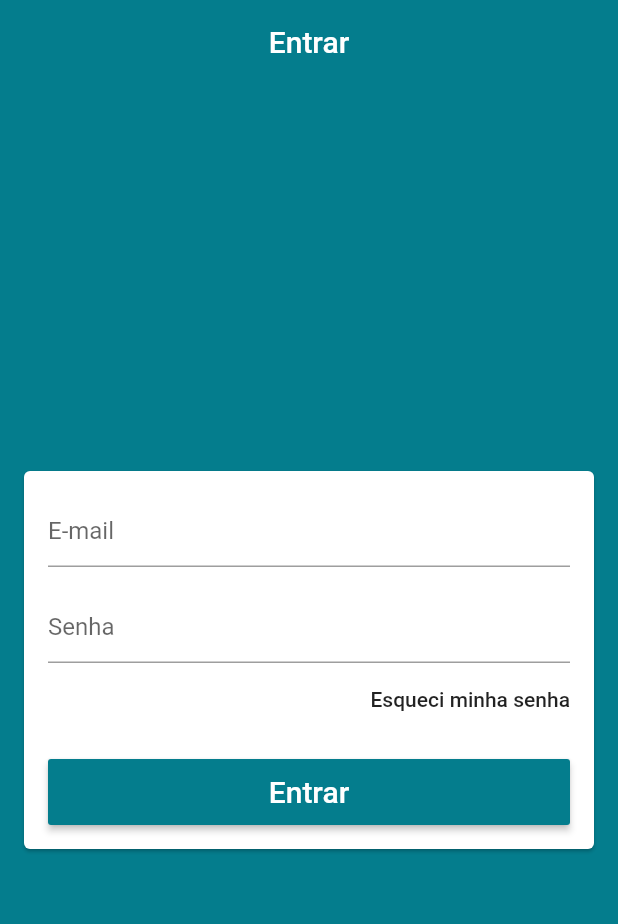
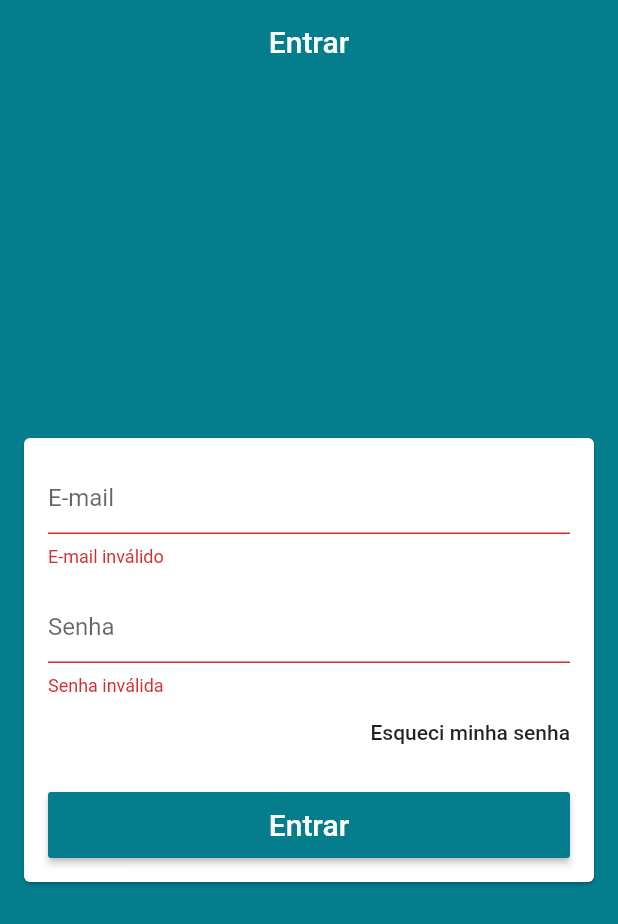
Before and after one commit to Dandy27/flutter-loja-virtual, a Flutter app: the screen it shows after launch, after a tap on "Entrar", on a phone screen of 412 x 824 dp. Shown: the top 924 px of the screen. Run offline on Flutter 3.47's test engine with Material 2 defaults, Android fonts, the phone set to English and light mode, and no system bars; our stand-ins replace cloud_firestore; accounts and stored records are empty.

```diff
--- /dev/null
+++ b/loja_virtual/lib/helpers/validators.dart
@@ -0,0 +1,5 @@
+bool emailValid(String email){
+  final RegExp regex = RegExp(
+      r"^(([^<>()[\]\\.,;:\s@\']+(\.[^<>()[\]\\.,;:\s@\']+)*)|(\'.+\'))@((\[[0-9]{1,3}\.[0-9]{1,3}\.[0-9]{1,3}\.[0-9]{1,3}\])|(([a-zA-Z\-0-9]+\.)+[a-zA-Z]{2,}))$");
+  return regex.hasMatch(email);
+}
--- a/loja_virtual/lib/screens/login/login_screen.dart
+++ b/loja_virtual/lib/screens/login/login_screen.dart
@@ -1,6 +1,13 @@
 import 'package:flutter/material.dart';
+import 'package:loja_virtual/helpers/validators.dart';
 
 class LoginScreen extends StatelessWidget {
+
+  final TextEditingController emailController = TextEditingController();
+  final TextEditingController passController = TextEditingController();
+
+  final GlobalKey<FormState> formKey = GlobalKey<FormState>();
+
   @override
   Widget build(BuildContext context) {
     return Scaffold(
@@ -11,20 +18,26 @@ class LoginScreen extends StatelessWidget {
       body: Center(
         child: Card(
           margin: const EdgeInsets.symmetric(horizontal: 16),
+          child: Form(
+            key: formKey,
             child: ListView(
               padding: const EdgeInsets.all(16),
               shrinkWrap: true,
               children: [
                 TextFormField(
+                  controller: emailController,
                   decoration: const InputDecoration(hintText: 'E-mail'),
                   keyboardType: TextInputType.emailAddress,
                   autocorrect: false,
                   validator: (email) {
+                    if(!emailValid(email))
+                      return 'E-mail inválido';
                     return null;
                   },
                 ),
                 const SizedBox(height: 16),
                 TextFormField(
+                  controller: passController,
                   decoration: const InputDecoration(hintText: 'Senha'),
                   autocorrect: false,
                   obscureText: true,
@@ -45,7 +58,11 @@ class LoginScreen extends StatelessWidget {
                 SizedBox(
                   height: 44,
                   child: RaisedButton(
-                  onPressed: () {},color: Theme.of(context).primaryColor,
+                    onPressed: () {
+                      if(formKey.currentState.validate()){
+                        print(emailController.text);
+                      };
+                    },color: Theme.of(context).primaryColor,
                     textColor: Colors.white,
                     child: const Text('Entrar',
                     style: TextStyle(fontSize: 20),),
@@ -55,6 +72,7 @@ class LoginScreen extends StatelessWidget {
             ),
           ),
         ),
+      ),
     );
   }
 }
```
Lines whose indentation alone changed are shown as unchanged.
